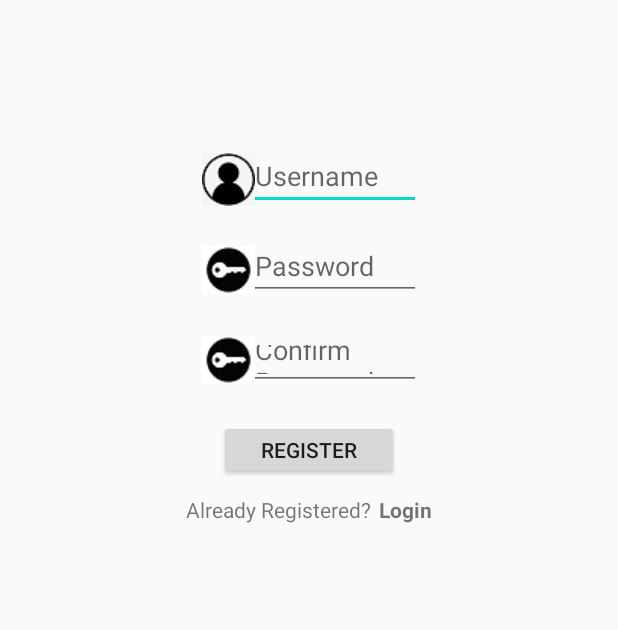
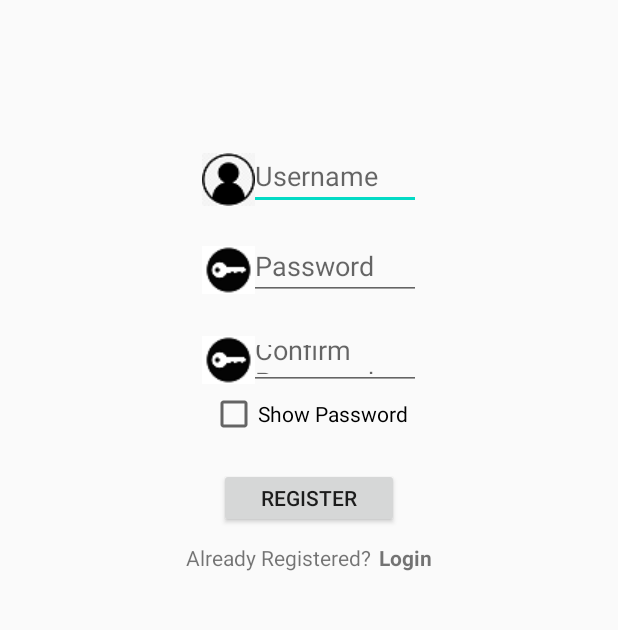
Before and after one commit to DinuGarbuz/AndroidProiect, an Android app: the RegisterActivity screen opened directly, with no data from a screen before it, on a phone screen of 412 x 824 dp, the part 339-969 px from its top. Run offline under Robolectric (Android 15) with nearby library versions, the phone set to English and light mode, and no system bars.

Commit message:
Hiding password in register fragment(showing with  checkbox)

```diff
--- a/app/src/main/java/com/example/medicalfile/RegisterActivity.java
+++ b/app/src/main/java/com/example/medicalfile/RegisterActivity.java
@@ -4,8 +4,12 @@ import androidx.appcompat.app.AppCompatActivity;
 
 import android.content.Intent;
 import android.os.Bundle;
+import android.text.method.HideReturnsTransformationMethod;
+import android.text.method.PasswordTransformationMethod;
 import android.view.View;
 import android.widget.Button;
+import android.widget.CheckBox;
+import android.widget.CompoundButton;
 import android.widget.EditText;
 import android.widget.TextView;
 import android.widget.Toast;
@@ -18,6 +22,7 @@ public class RegisterActivity extends AppCompatActivity {
     EditText mTextCnfPassword;
     Button mButtonRegister;
     TextView mTextViewLogin;
+    CheckBox checkBox;
     @Override
     protected void onCreate(Bundle savedInstanceState) {
         super.onCreate(savedInstanceState);
@@ -29,6 +34,24 @@ public class RegisterActivity extends AppCompatActivity {
         mTextCnfPassword = (EditText)findViewById(R.id.edittext_cnf_password);
         mButtonRegister = (Button) findViewById(R.id.button_register);
         mTextViewLogin = (TextView) findViewById(R.id.textview_login);
+        checkBox = findViewById(R.id.checkbox_password_register);
+
+        checkBox.setOnCheckedChangeListener(new CompoundButton.OnCheckedChangeListener() {
+            @Override
+            public void onCheckedChanged(CompoundButton compoundButton, boolean b) {
+                if(b)
+                {
+                    mTextPassword.setTransformationMethod(HideReturnsTransformationMethod.getInstance());
+                    mTextCnfPassword.setTransformationMethod(HideReturnsTransformationMethod.getInstance());
+                }
+
+                else
+                {
+                    mTextPassword.setTransformationMethod(PasswordTransformationMethod.getInstance());
+                    mTextCnfPassword.setTransformationMethod(PasswordTransformationMethod.getInstance());
+                }
+            }
+        });
         mTextViewLogin.setOnClickListener(new View.OnClickListener() {
             @Override
             public void onClick(View v) {
--- a/app/src/main/res/layout/activity_register.xml
+++ b/app/src/main/res/layout/activity_register.xml
@@ -39,6 +39,11 @@
         android:drawableLeft="@drawable/password"
         android:hint="@string/confirm_password" />
 
+    <CheckBox
+        android:layout_width="wrap_content"
+        android:layout_height="wrap_content"
+        android:text="Show Password"
+        android:id="@+id/checkbox_password_register"/>
     <Button
         android:id="@+id/button_register"
         android:layout_width="120dp"
```
